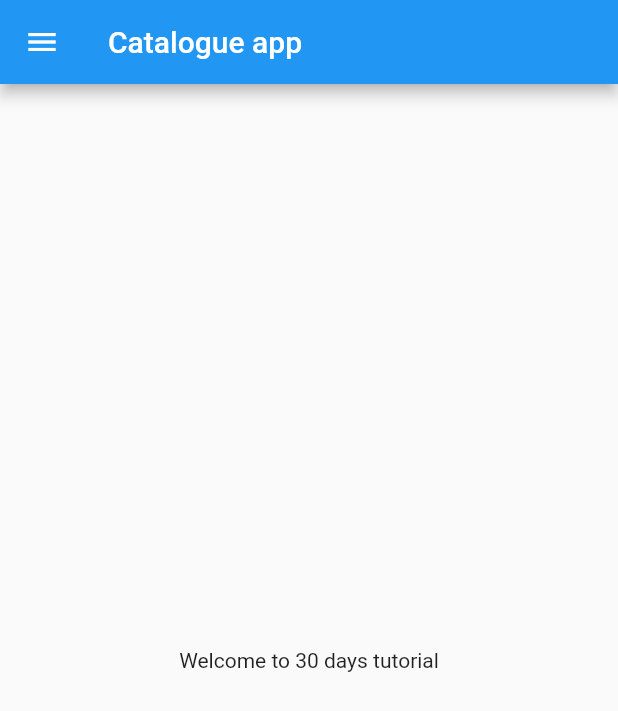
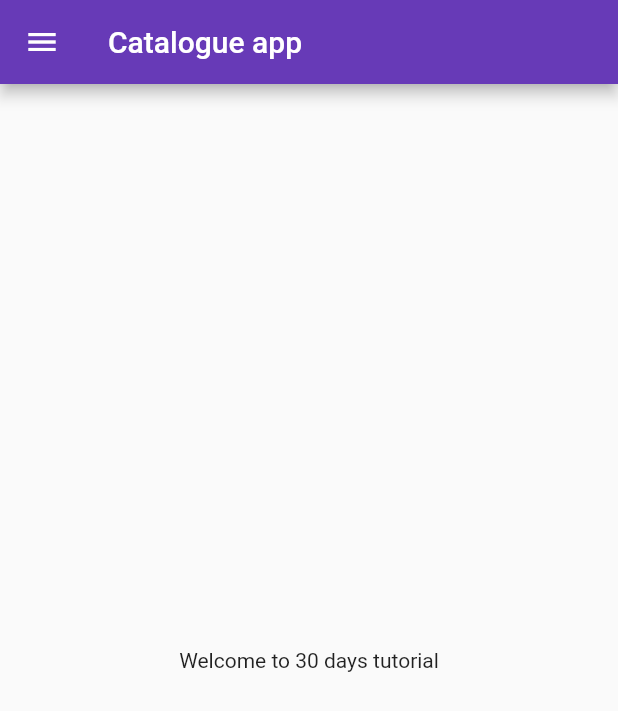
Before and after one commit to Shah-Charmi/flutter_catalogue_app, a Flutter app: the screen it shows after launch, on a phone screen of 412 x 824 dp. Shown: the top 711 px of the screen. Run offline on Flutter 3.47's test engine with Material 2 defaults, Android fonts, the phone set to English and light mode, and no system bars.

Commit message:
day 3 completed

```diff
--- a/lib/main.dart
+++ b/lib/main.dart
@@ -1,7 +1,8 @@
 import 'package:flutter/material.dart';
-import 'package:flutter_catalogue/home_page.dart';
+import 'package:flutter_catalogue/pages/home_page.dart';
+import 'package:flutter_catalogue/pages/login_page.dart';
 
-void main(){
+void main() {
   runApp(MyApp());
 }
 
@@ -10,13 +11,20 @@ class MyApp extends StatelessWidget {
 
   @override
   Widget build(BuildContext context) {
-
     // return Container(
     //   child: Text("Welcome to flutter tutorial"),
     // );
     //return const Placeholder();
     return MaterialApp(
-      home: HomePage()
+      themeMode: ThemeMode.light,
+      // darkTheme: ThemeData(brightness: Brightness.dark),
+      theme: ThemeData(primarySwatch: Colors.deepPurple),
+      initialRoute: "/home",
+      routes: {
+        "/": (context) => LoginPage(),
+        "/home": (context) => HomePage(),
+        "/login": (context) => LoginPage()
+      },
     );
   }
 }
```
Also changed, not shown: lib/pages/login_page.dart (added, +17 -0 lines), lib/pages/home_page.dart (renamed from lib/home_page.dart).
